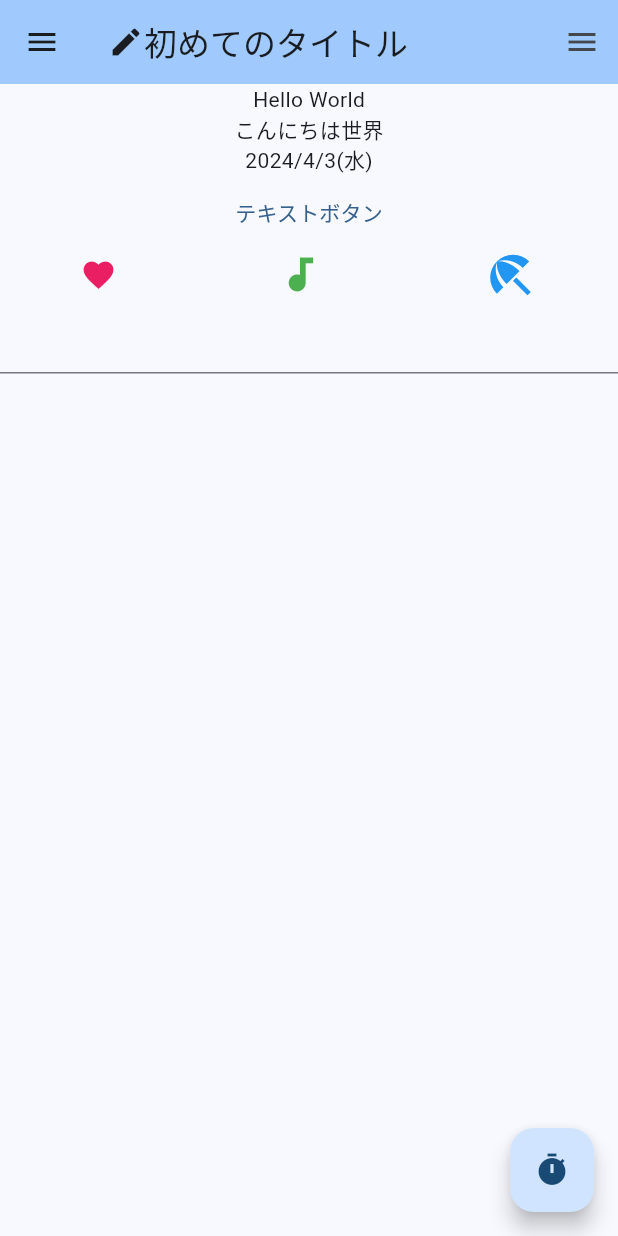
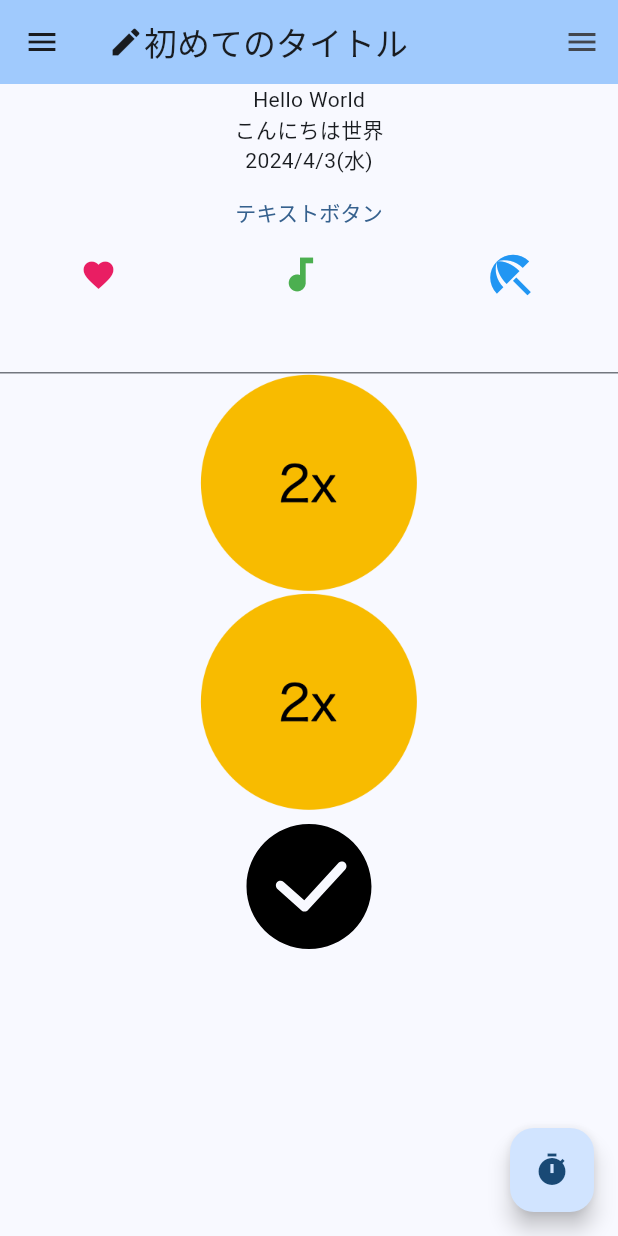
Before and after one commit to ayatsuki-meowmeow/hello_flutter, a Flutter app: the screen it shows after launch, on a phone screen of 412 x 824 dp. Run offline on Flutter 3.47's test engine with Material 3 defaults, Android fonts, the phone set to English and light mode, and no system bars; our stand-ins replace flutter_svg; generated files the repository leaves out were written again.

Commit message:
use assets

```diff
--- /dev/null
+++ b/lib/gen/assets.gen.dart
@@ -0,0 +1,149 @@
+/// GENERATED CODE - DO NOT MODIFY BY HAND
+/// *****************************************************
+///  FlutterGen
+/// *****************************************************
+
+// coverage:ignore-file
+// ignore_for_file: type=lint
+// ignore_for_file: directives_ordering,unnecessary_import,implicit_dynamic_list_literal,deprecated_member_use
+
+import 'package:flutter/widgets.dart';
+import 'package:flutter_svg/flutter_svg.dart';
+import 'package:flutter/services.dart';
+
+class Assets {
+  Assets._();
+
+  static const SvgGenImage check = SvgGenImage('assets/check.svg');
+  static const AssetGenImage circle = AssetGenImage('assets/circle.png');
+
+  /// List of all assets
+  static List<dynamic> get values => [check, circle];
+}
+
+class AssetGenImage {
+  const AssetGenImage(this._assetName);
+
+  final String _assetName;
+
+  Image image({
+    Key? key,
+    AssetBundle? bundle,
+    ImageFrameBuilder? frameBuilder,
+    ImageErrorWidgetBuilder? errorBuilder,
+    String? semanticLabel,
+    bool excludeFromSemantics = false,
+    double? scale,
+    double? width,
+    double? height,
+    Color? color,
+    Animation<double>? opacity,
+    BlendMode? colorBlendMode,
+    BoxFit? fit,
+    AlignmentGeometry alignment = Alignment.center,
+    ImageRepeat repeat = ImageRepeat.noRepeat,
+    Rect? centerSlice,
+    bool matchTextDirection = false,
+    bool gaplessPlayback = false,
+    bool isAntiAlias = false,
+    String? package,
+    FilterQuality filterQuality = FilterQuality.low,
+    int? cacheWidth,
+    int? cacheHeight,
+  }) {
+    return Image.asset(
+      _assetName,
+      key: key,
+      bundle: bundle,
+      frameBuilder: frameBuilder,
+      errorBuilder: errorBuilder,
+      semanticLabel: semanticLabel,
+      excludeFromSemantics: excludeFromSemantics,
+      scale: scale,
+      width: width,
+      height: height,
+      color: color,
+      opacity: opacity,
+      colorBlendMode: colorBlendMode,
+      fit: fit,
+      alignment: alignment,
+      repeat: repeat,
+      centerSlice: centerSlice,
+      matchTextDirection: matchTextDirection,
+      gaplessPlayback: gaplessPlayback,
+      isAntiAlias: isAntiAlias,
+      package: package,
+      filterQuality: filterQuality,
+      cacheWidth: cacheWidth,
+      cacheHeight: cacheHeight,
+    );
+  }
+
+  ImageProvider provider({
+    AssetBundle? bundle,
+    String? package,
+  }) {
+    return AssetImage(
+      _assetName,
+      bundle: bundle,
+      package: package,
+    );
+  }
+
+  String get path => _assetName;
+
+  String get keyName => _assetName;
+}
+
+class SvgGenImage {
+  const SvgGenImage(this._assetName);
+
+  final String _assetName;
+
+  SvgPicture svg({
+    Key? key,
+    bool matchTextDirection = false,
+    AssetBundle? bundle,
+    String? package,
+    double? width,
+    double? height,
+    BoxFit fit = BoxFit.contain,
+    AlignmentGeometry alignment = Alignment.center,
+    bool allowDrawingOutsideViewBox = false,
+    WidgetBuilder? placeholderBuilder,
+    String? semanticsLabel,
+    bool excludeFromSemantics = false,
+    SvgTheme theme = const SvgTheme(),
+    ColorFilter? colorFilter,
+    Clip clipBehavior = Clip.hardEdge,
+    @deprecated Color? color,
+    @deprecated BlendMode colorBlendMode = BlendMode.srcIn,
+    @deprecated bool cacheColorFilter = false,
+  }) {
+    return SvgPicture.asset(
+      _assetName,
+      key: key,
+      matchTextDirection: matchTextDirection,
+      bundle: bundle,
+      package: package,
+      width: width,
+      height: height,
+      fit: fit,
+      alignment: alignment,
+      allowDrawingOutsideViewBox: allowDrawingOutsideViewBox,
+      placeholderBuilder: placeholderBuilder,
+      semanticsLabel: semanticsLabel,
+      excludeFromSemantics: excludeFromSemantics,
+      theme: theme,
+      colorFilter: colorFilter,
+      color: color,
+      colorBlendMode: colorBlendMode,
+      clipBehavior: clipBehavior,
+      cacheColorFilter: cacheColorFilter,
+    );
+  }
+
+  String get path => _assetName;
+
+  String get keyName => _assetName;
+}
--- a/lib/main.dart
+++ b/lib/main.dart
@@ -2,6 +2,7 @@ import 'package:flutter/material.dart';
 import 'package:intl/intl.dart';
 // import 'package:flutter_localizations/flutter_localizations.dart';
 import 'package:flutter_gen/gen_l10n/app_localizations.dart';
+import 'gen/assets.gen.dart';
 
 // 1. エントリーポイントのmain関数
 void main() {
@@ -119,6 +120,15 @@ class _MyHomePageState extends State<MyHomePage> {
           ),
         ]),
         const TextField(),
+        // flutter_genを使わずassetsの画像を表示
+        Image.asset('assets/circle.png'),
+        // flutter_genを使ってassetsの画像を表示
+        Assets.circle.image(),
+        // svgファイルの表示。解像度を気にしなくていい
+        Assets.check.svg(
+          width: 100,
+          height: 100,
+        ),
       ]),
       floatingActionButton: FloatingActionButton(
           onPressed: () => {debugPrint("押したね？")},
```
Also changed, not shown: pubspec.yaml (+9 -0 lines), assets/2x/circle.png (added), assets/3x/circle.png (added), assets/check.svg (added), assets/circle.png (added), pubspec.lock.
